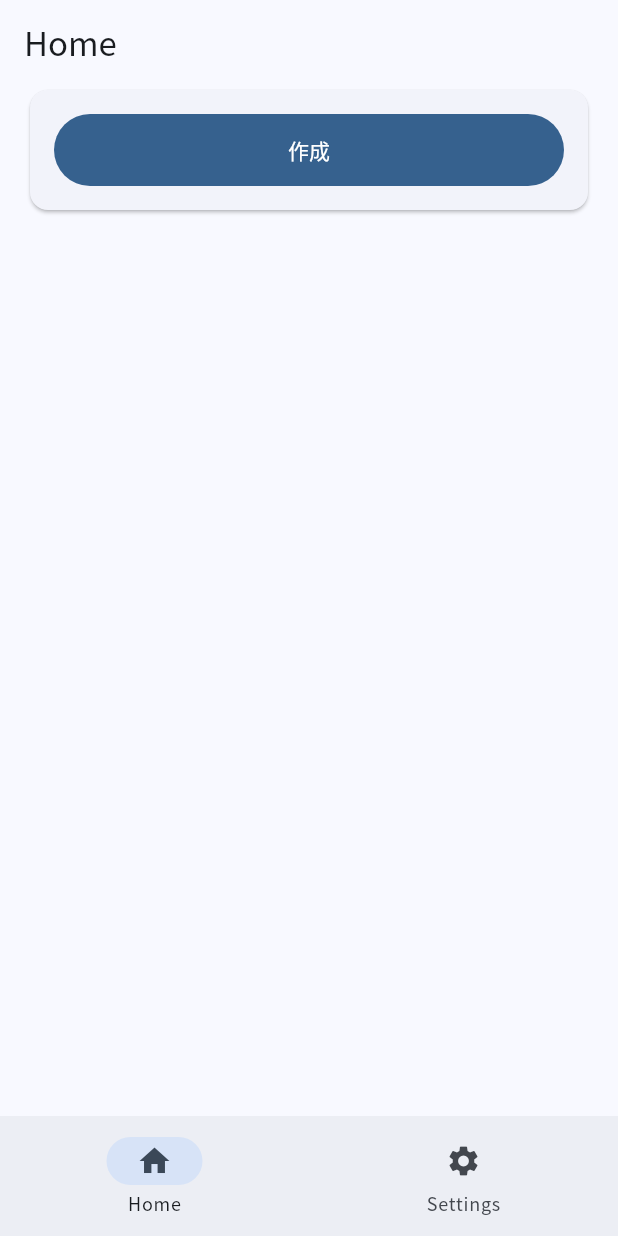
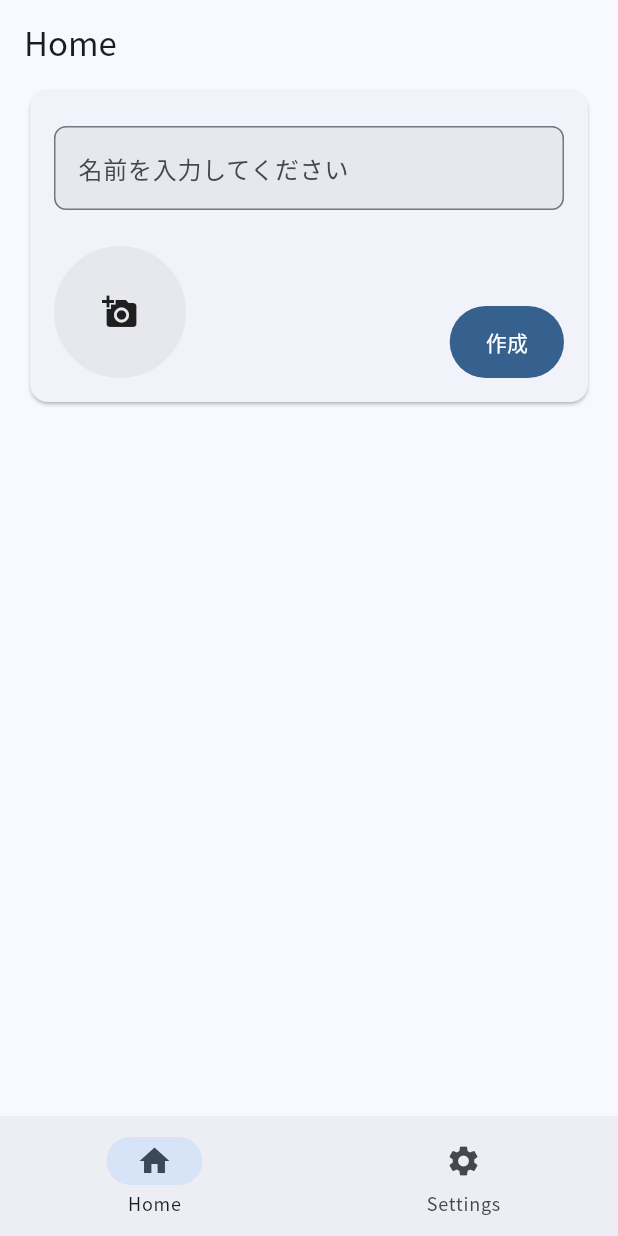
Before and after one commit to Zudah228/pampers_3rd_tfh_2025, a Flutter app: the screen it shows after launch, on a phone screen of 412 x 824 dp. Run offline on Flutter 3.47's test engine with Material 3 defaults, Android fonts, the phone set to English and light mode, and no system bars; our stand-ins replace clock, cloud_firestore, custom_refresh_indicator, extended_image, figma_squircle, firebase_auth and 14 more; missing offline and left inert: flutter_nearby_connections, hashlib, simple_logger; accounts and stored records are empty; generated files the repository leaves out were written again.

Commit message:
ルーム作成のプロパティ変更

```diff
--- a/lib/core/service/firebase_firestore/models/firestore_collections.dart
+++ b/lib/core/service/firebase_firestore/models/firestore_collections.dart
@@ -6,7 +6,7 @@ abstract final class FirestoreCollections {
   static const users = 'users';
 
   static const rooms = 'rooms';
-  static String roomRelations(String userId) => '$users/$userId/rooms';
+  static String roomRelations(String userId) => '$users/$userId/related_rooms';
 
   static const debug_items = 'debug/v1/items';
 }
--- a/lib/core/service/firebase_storage/storage_paths.dart
+++ b/lib/core/service/firebase_storage/storage_paths.dart
@@ -4,6 +4,6 @@ abstract final class StoragePaths {
   const StoragePaths._();
 
   static const users = 'users';
-  static String user_avatar(String userId, String filename) =>
-      'users/$userId/avatar/$filename';
+  static String user_avatar(String userId) => 'users/$userId/avatar/';
+  static String room_key(String roomId) => 'room/$roomId/key/';
 }
--- a/lib/features/home/pages/home_page.dart
+++ b/lib/features/home/pages/home_page.dart
@@ -1,4 +1,4 @@
-import 'package:app/features/room/components/my_room_card.dart';
+import 'package:app/features/room/components/room_card.dart';
 import 'package:app/features/room/components/room_create_card.dart';
 import 'package:app/features/room/providers/my_room_provider.dart';
 import 'package:flutter/material.dart';
@@ -16,7 +16,7 @@ class HomePage extends ConsumerWidget {
       padding: EdgeInsets.symmetric(horizontal: 16),
       child: Column(
         children: [
-          if (myRoom == null) RoomCreateCard() else MyRoomCard(room: myRoom),
+          if (myRoom == null) RoomCreateCard() else RoomCard(room: myRoom),
         ],
       ),
     );
--- a/lib/features/room/components/room_create_card.dart
+++ b/lib/features/room/components/room_create_card.dart
@@ -1,26 +1,87 @@
+import 'dart:typed_data';
+
 import 'package:app/core/app/components/button/primary_button.dart';
+import 'package:app/core/app/components/form/image/image_field.dart';
+import 'package:app/core/app/components/form/image/image_field_value.dart';
 import 'package:app/core/app/components/full_screen_loading_indicator.dart';
+import 'package:app/core/exceptions/message_exception.dart';
 import 'package:app/features/room/use_cases/create_room_use_case.dart';
 import 'package:flutter/material.dart';
 import 'package:flutter_riverpod/flutter_riverpod.dart';
 
-class RoomCreateCard extends ConsumerWidget {
+class RoomCreateCard extends ConsumerStatefulWidget {
   const RoomCreateCard({super.key});
 
   @override
-  Widget build(BuildContext context, WidgetRef ref) {
+  ConsumerState<RoomCreateCard> createState() => _RoomCreateCardState();
+}
+
+class _RoomCreateCardState extends ConsumerState<RoomCreateCard> {
+  final _controller = TextEditingController();
+
+  ImageFieldValue? _value;
+
+  Uint8List? get _image => switch (_value) {
+    null || StoragePathImageValue() => null,
+    MemoryImageValue(:final memory) => memory,
+  };
+
+  @override
+  void dispose() {
+    _controller.dispose();
+    super.dispose();
+  }
+
+  @override
+  Widget build(BuildContext context) {
     return Card(
       child: SizedBox(
         width: double.infinity,
         child: Padding(
           padding: EdgeInsets.all(16),
-          child: PrimaryButton(
-            onPressed: () {
-              FullScreenLoadingIndicator.show(() async {
-                await ref.read(createRoomUseCaseProvider)();
-              });
-            },
-            child: Text('作成'),
+          child: Column(
+            crossAxisAlignment: CrossAxisAlignment.end,
+            mainAxisSize: MainAxisSize.min,
+            children: [
+              SizedBox(height: 8),
+              TextField(
+                controller: _controller,
+                decoration: InputDecoration(
+                  hintText: '名前を入力してください',
+                ),
+              ),
+              SizedBox(height: 24),
+              Row(
+                crossAxisAlignment: CrossAxisAlignment.end,
+                mainAxisAlignment: MainAxisAlignment.spaceBetween,
+                children: [
+                  ImageField(
+                    value: [?_value],
+                    onChanged: (value) {
+                      setState(() {
+                        _value = value.firstOrNull;
+                      });
+                    },
+                  ),
+                  PrimaryButton(
+                    onPressed: () {
+                      FullScreenLoadingIndicator.show(() async {
+                        final data = _image;
+
+                        if (data == null) {
+                          throw MessageException('画像が必要です');
+                        }
+                        await ref.read(createRoomUseCaseProvider)(
+                          data: data,
+                          name: _controller.text,
+                        );
+                      });
+                    },
+                    child: Text('作成'),
+                  ),
+                ],
+              ),
+            ],
           ),
         ),
       ),
--- a/lib/features/room/models/room.dart
+++ b/lib/features/room/models/room.dart
@@ -10,6 +10,8 @@ abstract class Room with _$Room {
   const factory Room({
     required String id,
     required String createdBy,
+    required String? name,
+    required String? keyFilePath,
     required int maxCount,
     required int currentCount,
     @CreatedAtTimestampConverter() DateTime? createdAt,
--- a/lib/features/room/providers/my_room_provider.dart
+++ b/lib/features/room/providers/my_room_provider.dart
@@ -17,6 +17,7 @@ final myRoomProvider = StreamProvider.autoDispose<Room?>((ref) {
   return firestore
       .collection(FirestoreCollections.roomRelations(userId))
       .withRoomRelationConverter
+      .orderBy(RoomKeys.createdAt, descending: true)
       .limit(1)
       .snapshots()
       .asyncMap((snapshot) async {
@@ -29,7 +30,8 @@ final myRoomProvider = StreamProvider.autoDispose<Room?>((ref) {
         final roomSnapshot = await firestore
             .collection(FirestoreCollections.rooms)
             .withRoomConverter
-            .doc(roomId).get();
+            .doc(roomId)
+            .get();
         return roomSnapshot.exists ? roomSnapshot.data() : null;
       });
 });
--- a/lib/features/user/pages/user_settings_page.dart
+++ b/lib/features/user/pages/user_settings_page.dart
@@ -6,7 +6,6 @@ import 'package:app/core/app/components/future/future_switcher.dart';
 import 'package:app/core/app/components/route_animations/route_animations.dart';
 import 'package:app/core/service/firebase_storage/firebase_storage_service.dart';
 import 'package:app/core/service/firebase_storage/storage_paths.dart';
-import 'package:app/core/utils/unique_string_generator.dart';
 import 'package:app/features/auth/providers/current_user_provider.dart';
 import 'package:app/features/user/components/user_form.dart';
 import 'package:app/features/user/models/user.dart';
@@ -53,7 +52,6 @@ class UserSettingsPage extends ConsumerWidget {
                       .uploadImage(
                         StoragePaths.user_avatar(
                           id,
-                          UniqueStringGenerator.hashcode(),
                         ),
                         memory,
                       ),
--- a/pubspec.yaml
+++ b/pubspec.yaml
@@ -44,6 +44,8 @@ dependencies:
   flutter_nearby_connections: ^1.1.2
   device_info: ^2.0.3
   google_mlkit_face_detection: ^0.13.1
+  camera: ^0.11.3
+  share_plus: ^12.0.1
 
 dev_dependencies:
   flutter_test:
```
Also changed, not shown: lib/core/service/firebase_storage/firebase_storage_service.dart (+9 -12 lines), lib/features/room/components/my_room_card.dart (deleted, +0 -28 lines), lib/features/room/components/room_card.dart (added, +80 -0 lines), lib/features/room/use_cases/create_room_use_case.dart (+18 -3 lines), lib/features/room/models/room.freezed.dart, lib/features/room/models/room.g.dart, pubspec.lock, 3 other files.
